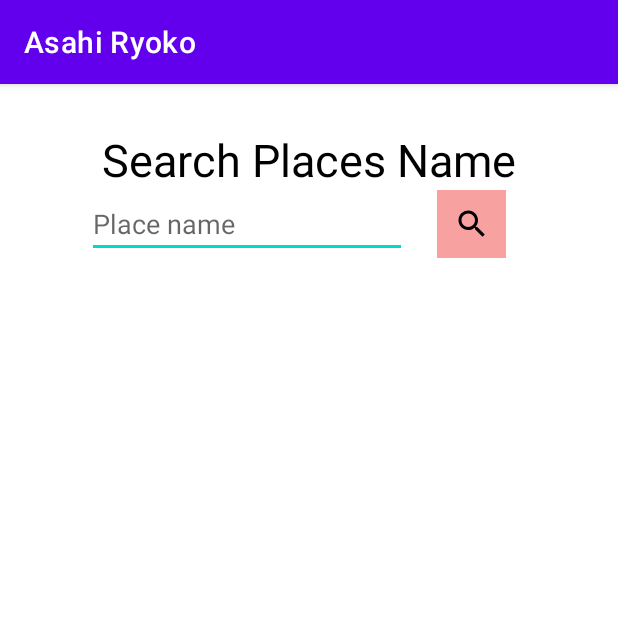
After one commit to bcrennen/Asahi_Ryoko_Android_App, an Android app: the NewSearchActivity screen opened directly, with no data from a screen before it, on a phone screen of 412 x 824 dp, the top half of it. The commit adds this screen. Run offline under Robolectric (Android 15) with nearby library versions, the phone set to English and light mode, and no system bars; our stand-ins replace Firebase (no records; nobody signed in at launch, a user with empty details on screens opened directly).

Commit message:
try adding a Search

```diff
--- /dev/null
+++ b/app/src/main/java/ca/bcit/asahiryoko/NewSearchActivity.java
@@ -0,0 +1,51 @@
+package ca.bcit.asahiryoko;
+
+import androidx.annotation.NonNull;
+import androidx.appcompat.app.AppCompatActivity;
+import androidx.recyclerview.widget.LinearLayoutManager;
+import androidx.recyclerview.widget.RecyclerView;
+
+import android.content.Context;
+import android.os.Bundle;
+import android.view.View;
+import android.view.ViewGroup;
+import android.widget.EditText;
+import android.widget.ImageButton;
+import android.widget.ImageView;
+import android.widget.TextView;
+
+import com.bumptech.glide.Glide;
+import com.firebase.ui.database.FirebaseRecyclerAdapter;
+import com.google.firebase.database.DatabaseReference;
+import com.google.firebase.database.FirebaseDatabase;
+import com.google.firebase.database.Query;
+import com.google.firebase.firestore.auth.User;
+
+public class NewSearchActivity extends AppCompatActivity {
+
+    private EditText searchBar;
+    private ImageButton searchBtn;
+    private RecyclerView resultView;
+    private DatabaseReference databaseReference;
+
+    @Override
+    protected void onCreate(Bundle savedInstanceState) {
+        super.onCreate(savedInstanceState);
+        setContentView(R.layout.activity_new_search);
+
+        databaseReference = FirebaseDatabase.getInstance().getReference("UserUploads");
+
+        searchBar = findViewById(R.id.searchBar);
+        searchBtn = findViewById(R.id.searchButton);
+        resultView = findViewById(R.id.resultList);
+        resultView.setHasFixedSize(true);
+        resultView.setLayoutManager(new LinearLayoutManager(this));
+
+        searchBtn.setOnClickListener(new View.OnClickListener() {
+            @Override
+            public void onClick(View v) {
+            }
+        });
+
+    }
+}
--- /dev/null
+++ b/app/src/main/res/drawable/ic_baseline_search_24.xml
@@ -0,0 +1,10 @@
+<vector xmlns:android="http://schemas.android.com/apk/res/android"
+    android:width="24dp"
+    android:height="24dp"
+    android:viewportWidth="24"
+    android:viewportHeight="24"
+    android:tint="?attr/colorControlNormal">
+  <path
+      android:fillColor="@android:color/white"
+      android:pathData="M15.5,14h-0.79l-0.28,-0.27C15.41,12.59 16,11.11 16,9.5 16,5.91 13.09,3 9.5,3S3,5.91 3,9.5 5.91,16 9.5,16c1.61,0 3.09,-0.59 4.23,-1.57l0.27,0.28v0.79l5,4.99L20.49,19l-4.99,-5zM9.5,14C7.01,14 5,11.99 5,9.5S7.01,5 9.5,5 14,7.01 14,9.5 11.99,14 9.5,14z"/>
+</vector>
--- /dev/null
+++ b/app/src/main/res/layout/activity_new_search.xml
@@ -0,0 +1,55 @@
+<?xml version="1.0" encoding="utf-8"?>
+<LinearLayout
+    xmlns:android="http://schemas.android.com/apk/res/android"
+    xmlns:app="http://schemas.android.com/apk/res-auto"
+    xmlns:tools="http://schemas.android.com/tools"
+    android:layout_width="match_parent"
+    android:layout_height="match_parent"
+    android:orientation="vertical"
+    tools:context=".NewSearchActivity">
+
+    <TextView
+        android:id="@+id/searchTitle"
+        android:layout_width="wrap_content"
+        android:layout_height="wrap_content"
+        android:text="@string/Search"
+        android:textSize="30dp"
+        android:layout_marginTop="30dp"
+        android:layout_gravity="center_horizontal"
+        android:textColor="@color/black"/>
+
+    <LinearLayout
+        android:layout_width="wrap_content"
+        android:layout_height="wrap_content">
+
+        <EditText
+            android:id="@+id/searchBar"
+            android:layout_width="wrap_content"
+            android:layout_height="wrap_content"
+            android:ems="10"
+            android:inputType="textPersonName"
+            android:hint="@string/PlaceName"
+            android:layout_marginLeft="58dp"/>
+
+        <ImageButton
+            android:id="@+id/searchButton"
+            android:layout_width="46dp"
+            android:layout_height="match_parent"
+            android:background="#F8A1A1"
+            android:tint="#000000"
+            app:srcCompat="@drawable/ic_baseline_search_24"
+            android:layout_marginLeft="20dp"/>
+
+    </LinearLayout>
+
+    <androidx.recyclerview.widget.RecyclerView
+        android:id="@+id/resultList"
+        android:layout_width="275dp"
+        android:layout_height="match_parent"
+        android:layout_gravity="center_horizontal"
+        android:layout_marginTop="20dp">
+
+    </androidx.recyclerview.widget.RecyclerView>
+
+
+</LinearLayout>
--- a/app/src/main/res/values/strings.xml
+++ b/app/src/main/res/values/strings.xml
@@ -29,4 +29,9 @@
         <item>Market Or Shopping</item>
         <item>Leisure</item>
     </string-array>
+
+    <!--Search Activity-->
+    <string name="Search">Search Places Name</string>
+    <string name="PlaceName">Place name</string>
+    <string name="SearchDescription">Description</string>
 </resources>
```
Also changed, not shown: app/src/main/AndroidManifest.xml (+4 -3 lines), app/src/main/java/ca/bcit/asahiryoko/DisplayPostActivity.java (+0 -8 lines), app/src/main/java/ca/bcit/asahiryoko/Search.java (+5 -4 lines), app/src/main/java/ca/bcit/asahiryoko/UserLoginActivity.java (+2 -9 lines), app/src/main/res/layout/list_layout.xml (added, +36 -0 lines).
